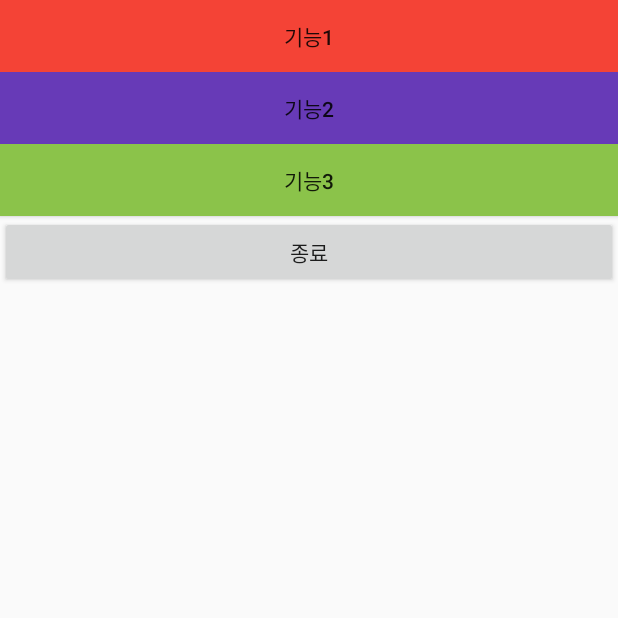
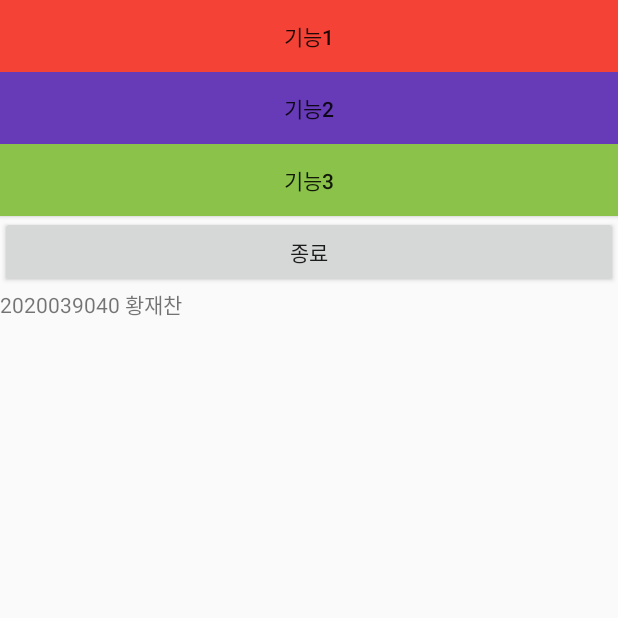
Before and after one commit to EmpChan/FourButton, an Android app: the screen it shows after launch (MainActivity), on a phone screen of 412 x 824 dp, the top half of it. Run offline under Robolectric (Android 15) with nearby library versions, the phone set to English and light mode, and no system bars.

Commit message:
sdfsadf
xml 파일을 변경했씁니다.

```diff
--- a/MyApplication4/app/src/main/res/layout/activity_main.xml
+++ b/MyApplication4/app/src/main/res/layout/activity_main.xml
@@ -47,4 +47,12 @@
         app:layout_constraintEnd_toEndOf="parent"
         app:layout_constraintStart_toStartOf="parent"
         app:layout_constraintTop_toBottomOf="@+id/btn3" />
+
+    <TextView
+        android:id="@+id/textView"
+        android:layout_width="wrap_content"
+        android:layout_height="wrap_content"
+        android:text="2020039040 황재찬"
+        app:layout_constraintStart_toStartOf="parent"
+        app:layout_constraintTop_toBottomOf="@+id/btn4" />
 </androidx.constraintlayout.widget.ConstraintLayout>
```
